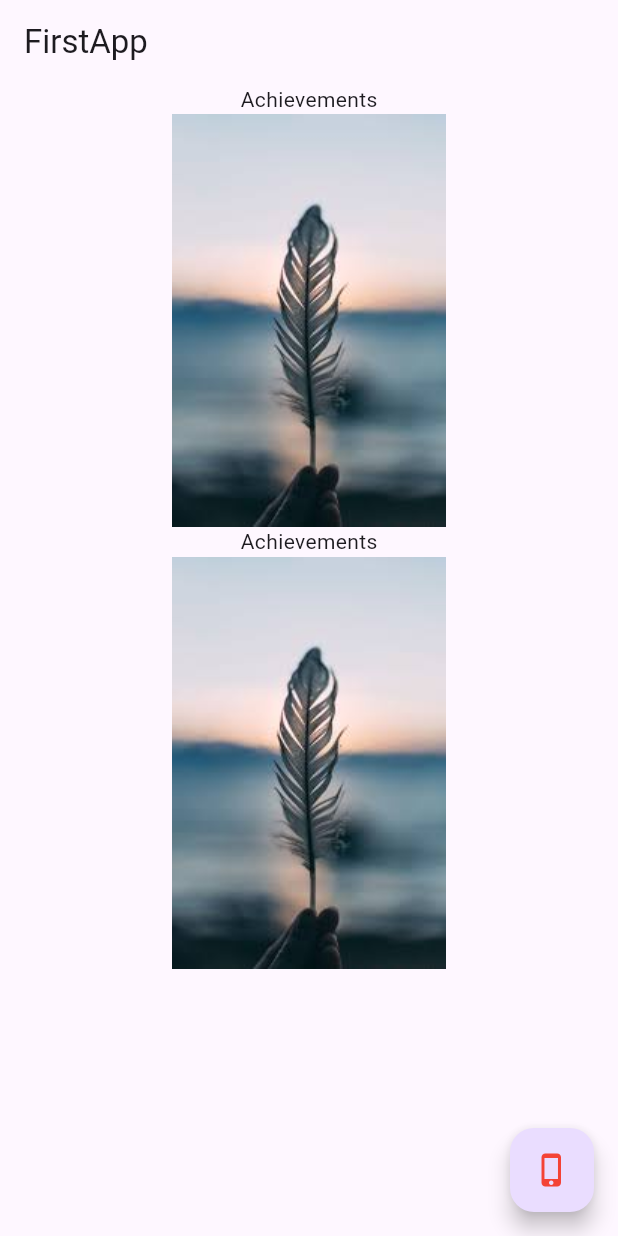
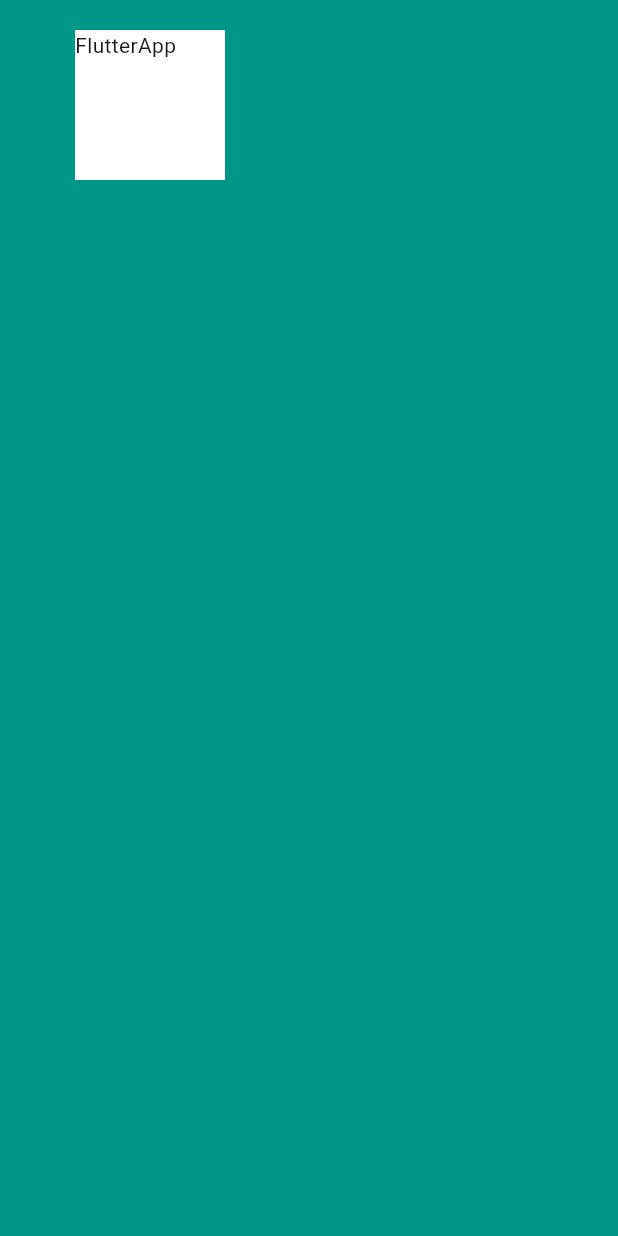
Before and after one commit to ovyvin/LearnFlutter, a Flutter app: the screen it shows after launch, on a phone screen of 412 x 824 dp. Run offline on Flutter 3.47's test engine with Material 3 defaults, Android fonts, the light colour scheme and no system bars.

Commit message:
2026-01-13_flutter_1

```diff
--- /dev/null
+++ b/lib/beginningapdevwithflutter/app2.dart
@@ -0,0 +1,18 @@
+import 'package:flutter/material.dart';
+
+class MyApp2 extends StatelessWidget {
+  Widget build(BuildContext context) {
+    return Scaffold(
+      backgroundColor: Colors.teal,
+      body: Container(
+        color: Colors.white,
+        height: 100.0,
+        width: 100.0,
+        //margin: EdgeInsets.all(20),
+        //margin: EdgeInsets.symmetric(vertical: 50, horizontal: 20),
+        margin: EdgeInsets.fromLTRB(50, 20, 10, 50),
+        child: Text('FlutterApp'),
+      ),
+    );
+  }
+}
--- a/lib/main.dart
+++ b/lib/main.dart
@@ -1,4 +1,4 @@
-import 'package:learnflutter/beginningapdevwithflutter/app1.dart';
+import 'package:learnflutter/beginningapdevwithflutter/app2.dart';
 import 'package:flutter/material.dart';
 
 void main() {
@@ -10,7 +10,7 @@ class ChatApp extends StatelessWidget {
   Widget build(BuildContext context) {
     return MaterialApp(
       debugShowCheckedModeBanner: false,
-      home: MyApp1('Achievements'),
+      home: MyApp2(),
     );
   }
 }
```
